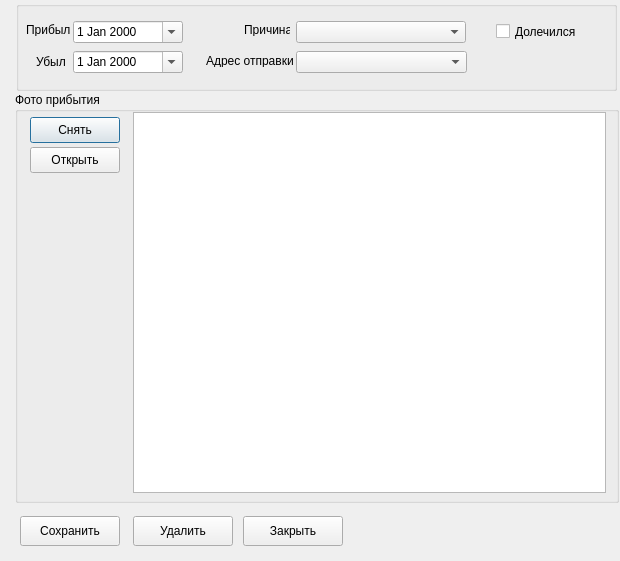
Qt form arrive_form.ui (moisizz/Rehab-Database-Client) before a commit.
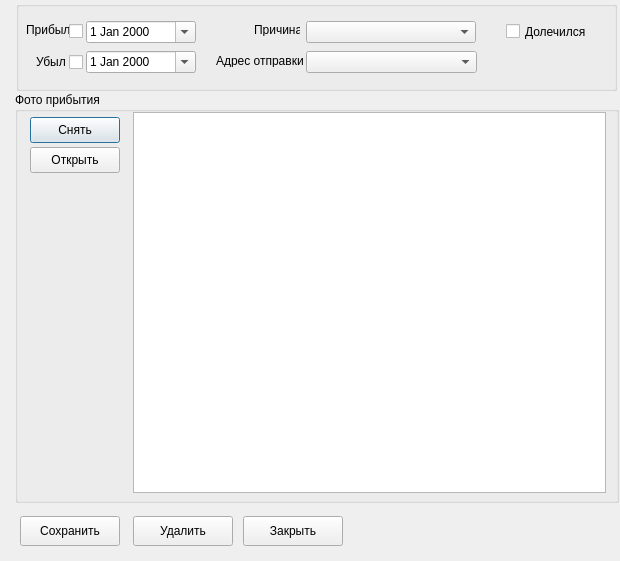
The same form after that commit. Icons and pictures are not drawn.

Diff of the .ui file:
```diff
--- a/arrive_form.ui
+++ b/arrive_form.ui
@@ -179,7 +179,7 @@
    <widget class="QCheckBox" name="is_cure">
     <property name="geometry">
      <rect>
-      <x>480</x>
+      <x>490</x>
       <y>22</y>
       <width>80</width>
       <height>17</height>
@@ -192,7 +192,7 @@
    <widget class="QComboBox" name="send_address_id">
     <property name="geometry">
      <rect>
-      <x>280</x>
+      <x>290</x>
       <y>50</y>
       <width>171</width>
       <height>22</height>
@@ -202,7 +202,7 @@
    <widget class="QDateEdit" name="arrive_date">
     <property name="geometry">
      <rect>
-      <x>57</x>
+      <x>70</x>
       <y>20</y>
       <width>110</width>
       <height>22</height>
@@ -228,7 +228,7 @@
    <widget class="QComboBox" name="leave_cause_id">
     <property name="geometry">
      <rect>
-      <x>280</x>
+      <x>290</x>
       <y>20</y>
       <width>170</width>
       <height>22</height>
@@ -251,7 +251,7 @@
    <widget class="QLabel" name="label_4">
     <property name="geometry">
      <rect>
-      <x>228</x>
+      <x>238</x>
       <y>22</y>
       <width>46</width>
       <height>13</height>
@@ -264,7 +264,7 @@
    <widget class="QDateEdit" name="leave_date">
     <property name="geometry">
      <rect>
-      <x>57</x>
+      <x>70</x>
       <y>50</y>
       <width>110</width>
       <height>22</height>
@@ -277,7 +277,7 @@
    <widget class="QLabel" name="send_address_id_label">
     <property name="geometry">
      <rect>
-      <x>190</x>
+      <x>200</x>
       <y>53</y>
       <width>90</width>
       <height>13</height>
@@ -287,6 +287,32 @@
      <string>Адрес отправки</string>
     </property>
    </widget>
+   <widget class="QCheckBox" name="arrive_date_enable">
+    <property name="geometry">
+     <rect>
+      <x>53</x>
+      <y>22</y>
+      <width>17</width>
+      <height>17</height>
+     </rect>
+    </property>
+    <property name="text">
+     <string/>
+    </property>
+   </widget>
+   <widget class="QCheckBox" name="leave_date_enable">
+    <property name="geometry">
+     <rect>
+      <x>53</x>
+      <y>53</y>
+      <width>17</width>
+      <height>17</height>
+     </rect>
+    </property>
+    <property name="text">
+     <string/>
+    </property>
+   </widget>
   </widget>
   <widget class="QGroupBox" name="buttonBox">
    <property name="geometry">
```
